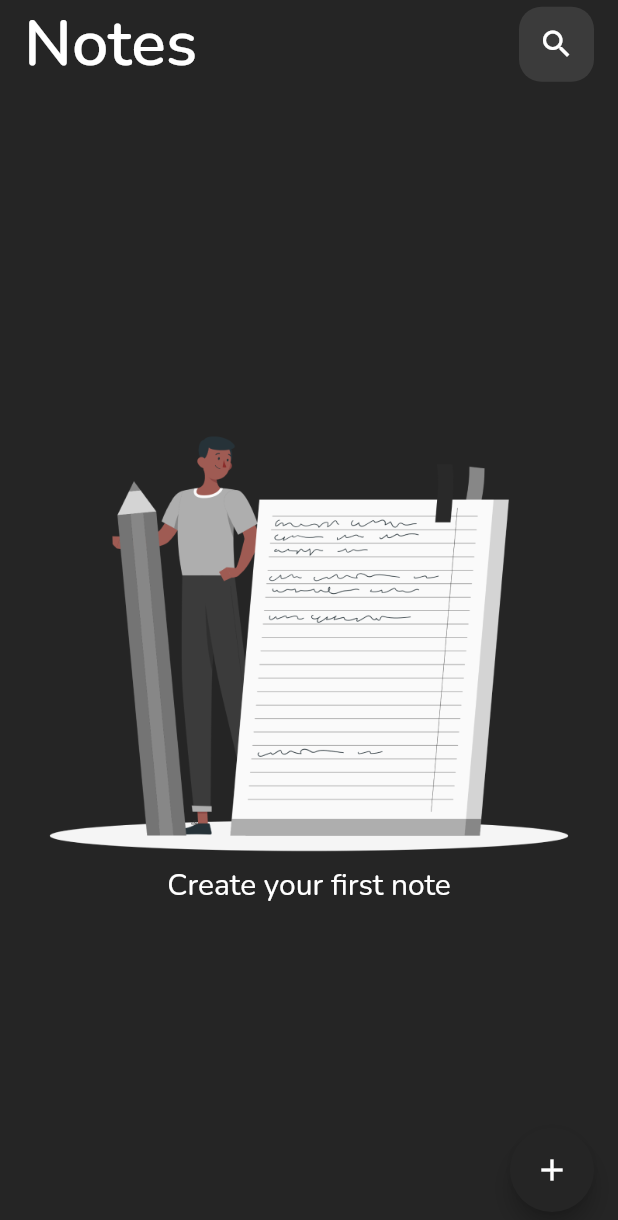
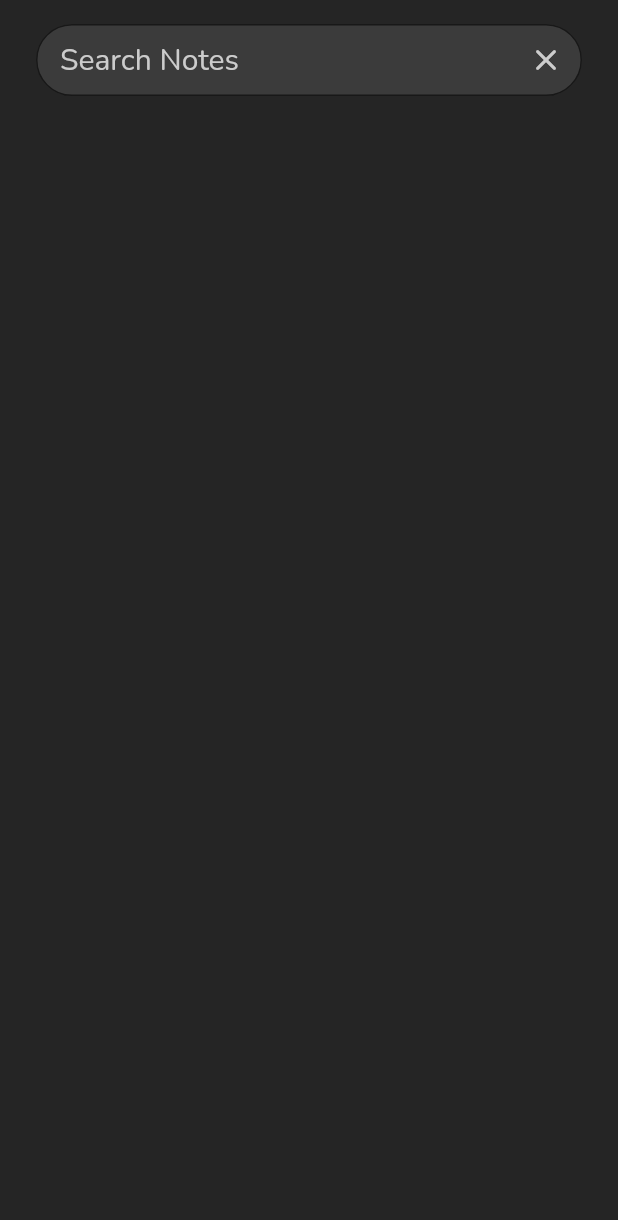
Before and after one commit to SelaseKay/flutter_note_app, a Flutter app: the screen it shows after launch, after a tap on the "search" icon, on a phone screen of 412 x 824 dp. Shown: the top 1220 px of the screen. Run offline on Flutter 3.47's test engine with Material 3 defaults, Android fonts, the phone set to English and light mode, and no system bars.

Commit message:
Build search notes screen

```diff
--- a/lib/config/app_colors.dart
+++ b/lib/config/app_colors.dart
@@ -7,5 +7,9 @@ class AppColors {
 
   static const gray = Color(0xFF9A9A9A);
 
-  static const iconButtonColor = Color(0xFF3B3B3B);
+  static const gray2 = Color(0xFF3B3B3B);
+
+  static const gray3 = Color(0xFFCCCCCC);
+
+
 }
--- a/lib/config/theme.dart
+++ b/lib/config/theme.dart
@@ -8,6 +8,7 @@ class AppTheme {
 
   static final theme = ThemeData(
       primaryColor: const Color(0xFF252525),
+      scaffoldBackgroundColor:const Color(0xFF252525),
       colorScheme: ColorScheme.fromSeed(
         seedColor: const Color(0xFF252525),
         primary: const Color(0xFF252525),
--- a/lib/constants/app_dimens.dart
+++ b/lib/constants/app_dimens.dart
@@ -11,6 +11,8 @@ class AppDimens {
 
   static const headlineMedium = 35.0;
 
+  static const paddingSmall = 4.0;
+
   static const paddingNano = 8.0;
 
   static const paddingDefault = 16.0;
@@ -19,6 +21,8 @@ class AppDimens {
 
   static const iconButtonSize = 50.0;
 
+  static const textFieldHeight = 50.0;
+
   static const borderRadiusSm = 10.0;
 
   static const borderRadiusMd = 15.0;
--- a/lib/resources/app_strings.dart
+++ b/lib/resources/app_strings.dart
@@ -4,4 +4,6 @@ class AppStrings {
   static const notes = "Notes";
 
   static const createYourFirstNote = "Create your first note";
+
+  static const searchNotes = "Search Notes";
 }
--- a/lib/ux/navigation/navigation.dart
+++ b/lib/ux/navigation/navigation.dart
@@ -1,6 +1,7 @@
 import 'package:flutter/material.dart';
 import 'package:note_app/ux/shared/slide_left_route.dart';
 import 'package:note_app/ux/views/home_screen.dart';
+import 'package:note_app/ux/views/search_notes_screen.dart';
 
 class NavigationRoutes {}
 
@@ -9,6 +10,7 @@ class Navigation {
       GlobalKey<NavigatorState>();
 
   static const entry = "/";
+  static const searchNotesScreen = "search_notes_screen";
 
   Navigation._();
 
@@ -20,6 +22,8 @@ class Navigation {
     switch (settings.name) {
       case entry:
         return SlideLeftRoute(widget: const HomeScreen());
+      case searchNotesScreen:
+        return SlideLeftRoute(widget: const SearchNotesScreen());
 
       default:
         return openRoute(
@@ -45,6 +49,10 @@ class Navigation {
 
   static openHomeScreen({required BuildContext context}) {
     Navigator.pushNamed(context, entry);
+  }
+
+  static openSearchNotesScreen({required BuildContext context}) {
+    Navigator.pushNamed(context, searchNotesScreen);
   }
 
   // static openOtpVerificationScreen(
--- a/lib/ux/shared/custom_icon_button.dart
+++ b/lib/ux/shared/custom_icon_button.dart
@@ -17,7 +17,7 @@ class CustomIconButton extends StatelessWidget {
       height: 50.0,
       width: 50.0,
      decoration:  ShapeDecoration(
-    color: AppColors.iconButtonColor,
+    color: AppColors.gray2,
     shape: RoundedRectangleBorder(
       borderRadius: BorderRadius.circular(15.0)
     ),
--- /dev/null
+++ b/lib/ux/shared/search_textfield.dart
@@ -0,0 +1,53 @@
+import 'package:flutter/material.dart';
+import 'package:note_app/config/app_colors.dart';
+import 'package:note_app/constants/app_dimens.dart';
+import 'package:note_app/resources/app_strings.dart';
+
+class SearchTextField extends StatefulWidget {
+  const SearchTextField({super.key});
+
+  @override
+  State<SearchTextField> createState() => _SearchTextFieldState();
+}
+
+class _SearchTextFieldState extends State<SearchTextField> {
+  @override
+  Widget build(BuildContext context) {
+    return SizedBox(
+      height: AppDimens.textFieldHeight,
+      child: TextField(
+        style: Theme.of(context)
+            .textTheme
+            .displaySmall
+            ?.copyWith(color: Colors.white),
+        decoration: InputDecoration(
+            fillColor: AppColors.gray2,
+            hintText: AppStrings.searchNotes,
+            border: OutlineInputBorder(
+              borderRadius:
+                  BorderRadius.circular(AppDimens.textFieldHeight * 0.5),
+              borderSide: const BorderSide(
+                style: BorderStyle.none,
+              ),
+            ),
+            filled: true,
+            hintStyle: Theme.of(context)
+                .textTheme
+                .displaySmall
+                ?.copyWith(color: AppColors.gray3),
+            contentPadding: const EdgeInsets.symmetric(
+              vertical: AppDimens.paddingSmall,
+              horizontal: AppDimens.paddingDefault,
+            ),
+            suffixIcon: IconButton(
+              splashColor: Colors.transparent,
+              icon: const Icon(
+                Icons.close_rounded,
+                color: AppColors.gray3,
+              ),
+              onPressed: () {},
+            )),
+      ),
+    );
+  }
+}
--- a/lib/ux/views/home_screen.dart
+++ b/lib/ux/views/home_screen.dart
@@ -2,6 +2,7 @@ import 'package:flutter/material.dart';
 import 'package:note_app/constants/app_dimens.dart';
 import 'package:note_app/resources/app_drawables.dart';
 import 'package:note_app/resources/app_strings.dart';
+import 'package:note_app/ux/navigation/navigation.dart';
 import 'package:note_app/ux/shared/custom_icon_button.dart';
 import 'package:note_app/ux/shared/empty_state.dart';
 import 'package:note_app/ux/shared/note_list_item.dart';
@@ -12,7 +13,6 @@ class HomeScreen extends StatelessWidget {
   @override
   Widget build(BuildContext context) {
     return Scaffold(
-      backgroundColor: Theme.of(context).primaryColor,
       floatingActionButton: FloatingActionButton(
         onPressed: () {},
         backgroundColor: Theme.of(context).primaryColor,
@@ -33,7 +33,7 @@ class HomeScreen extends StatelessWidget {
                 ),
                 const Spacer(),
                 CustomIconButton(
-                  onPressed: () {},
+                  onPressed: () => Navigation.openSearchNotesScreen(context: context),
                   icon: Icons.search,
                 )
               ],
--- /dev/null
+++ b/lib/ux/views/search_notes_screen.dart
@@ -0,0 +1,25 @@
+import 'package:flutter/material.dart';
+import 'package:note_app/config/app_colors.dart';
+import 'package:note_app/constants/app_dimens.dart';
+import 'package:note_app/resources/app_strings.dart';
+import 'package:note_app/ux/shared/search_textfield.dart';
+
+class SearchNotesScreen extends StatelessWidget {
+  const SearchNotesScreen({super.key});
+
+  @override
+  Widget build(BuildContext context) {
+    return Scaffold(
+      body: Padding(
+        padding:
+            const EdgeInsets.symmetric(horizontal: AppDimens.paddingMedium),
+        child: Column(children: [
+          SizedBox(
+              height: MediaQuery.of(context).padding.top +
+                  AppDimens.paddingDefault),
+        SearchTextField()
+        ]),
+      ),
+    );
+  }
+}
```
